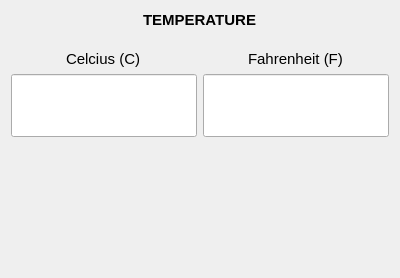
Above: temperaturewidget.ui from dimitris47/units before the change. Below: the same form after it.
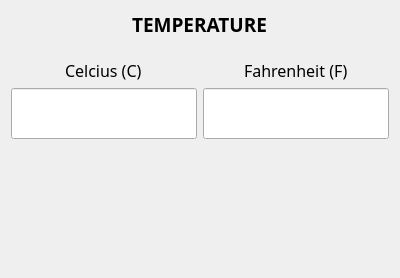
That is the form after the change.

Patch:
```diff
--- a/temperaturewidget.ui
+++ b/temperaturewidget.ui
@@ -24,7 +24,8 @@
      </property>
      <property name="font">
       <font>
-       <pointsize>11</pointsize>
+       <family>Fira Sans</family>
+       <pointsize>12</pointsize>
       </font>
      </property>
      <property name="text">
@@ -42,7 +43,8 @@
     <widget class="QLabel" name="celclabel">
      <property name="font">
       <font>
-       <pointsize>11</pointsize>
+       <family>Fira Sans</family>
+       <pointsize>12</pointsize>
       </font>
      </property>
      <property name="text">
@@ -70,7 +72,8 @@
     <widget class="QLabel" name="fahrlabel">
      <property name="font">
       <font>
-       <pointsize>11</pointsize>
+       <family>Fira Sans</family>
+       <pointsize>12</pointsize>
        <weight>50</weight>
        <bold>false</bold>
       </font>
@@ -84,7 +87,8 @@
     <widget class="QLabel" name="label">
      <property name="font">
       <font>
-       <pointsize>11</pointsize>
+       <family>Fira Sans</family>
+       <pointsize>14</pointsize>
        <weight>75</weight>
        <bold>true</bold>
       </font>
@@ -104,7 +108,8 @@
      </property>
      <property name="font">
       <font>
-       <pointsize>11</pointsize>
+       <family>Fira Sans</family>
+       <pointsize>12</pointsize>
       </font>
      </property>
      <property name="text">
@@ -129,7 +134,7 @@
      <property name="sizeHint" stdset="0">
       <size>
        <width>20</width>
-       <height>130</height>
+       <height>128</height>
       </size>
      </property>
     </spacer>
```
